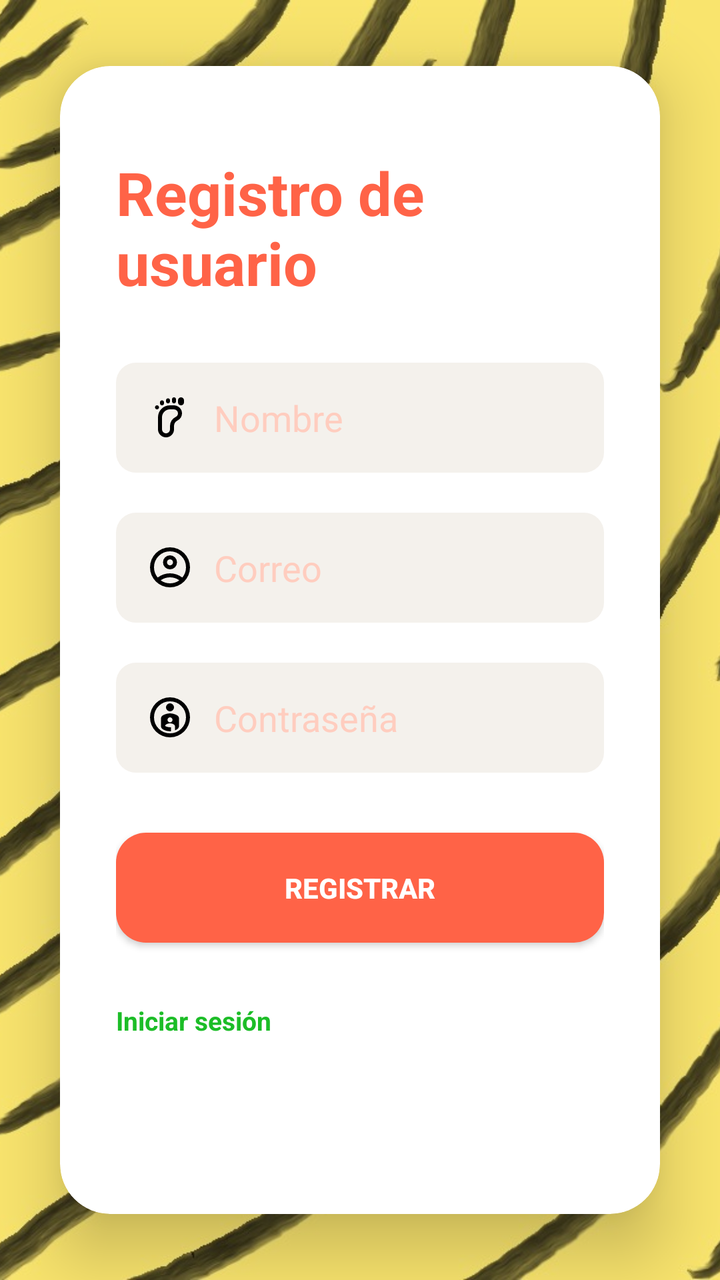
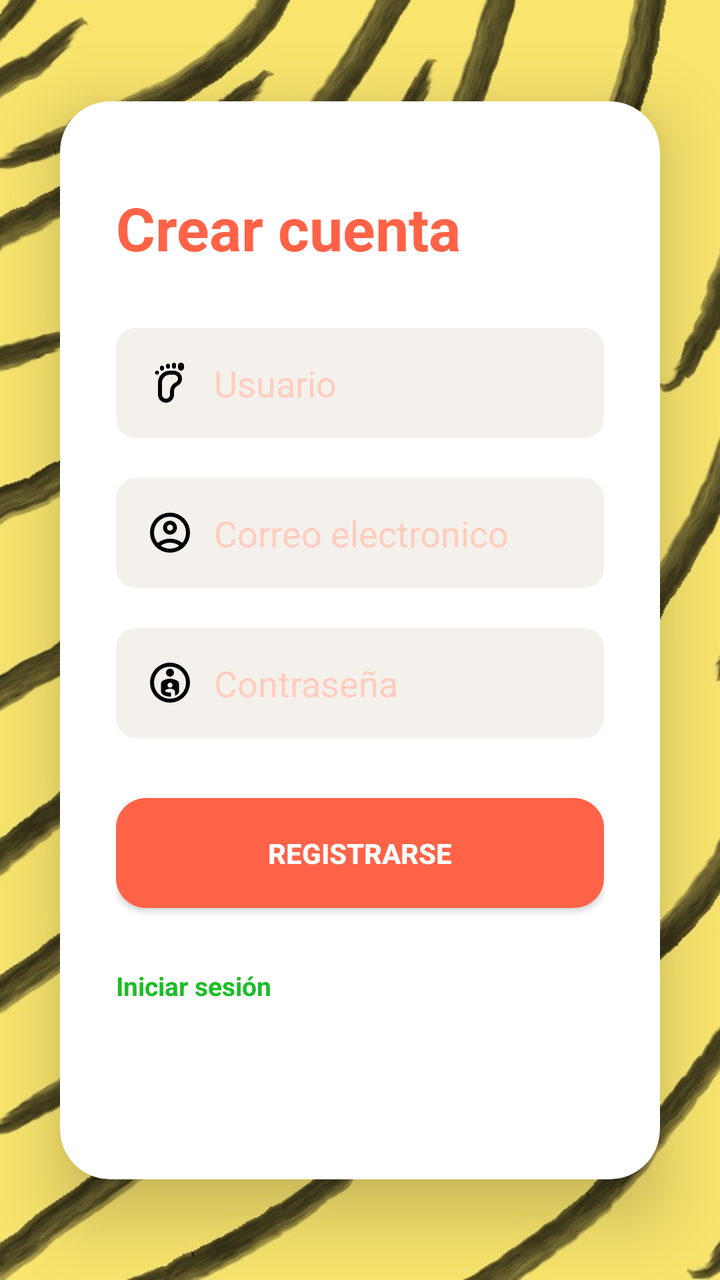

The first picture is an Android layout as it rendered before a commit; the second is the same layout after the commit. The layout source and the unified diff follow.
<!-- AndroidManifest.xml: application theme Theme.Actividad7_BasesDeDatos -->
<!-- res/layout/activity_registrar.xml -->
<?xml version="1.0" encoding="utf-8"?>
<androidx.constraintlayout.widget.ConstraintLayout xmlns:android="http://schemas.android.com/apk/res/android"
    xmlns:app="http://schemas.android.com/apk/res-auto"
    xmlns:tools="http://schemas.android.com/tools"
    android:id="@+id/main"
    android:layout_width="match_parent"
    android:layout_height="match_parent"
    tools:context=".RegistrarActivity">

    
    <ImageView
        android:id="@+id/imgFondo"
        android:layout_width="0dp"
        android:layout_height="0dp"
        android:src="@drawable/fondo_login"
        android:scaleType="centerCrop"
        app:layout_constraintBottom_toBottomOf="parent"
        app:layout_constraintEnd_toEndOf="parent"
        app:layout_constraintStart_toStartOf="parent"
        app:layout_constraintTop_toTopOf="parent" />

    <androidx.cardview.widget.CardView
        android:id="@+id/cardLogin"
        android:layout_width="0dp"
        android:layout_height="wrap_content"
        android:layout_margin="30dp"
        android:background="@color/white"
        app:cardCornerRadius="25dp"
        app:cardElevation="20dp"
        app:layout_constraintBottom_toBottomOf="parent"
        app:layout_constraintEnd_toEndOf="parent"
        app:layout_constraintStart_toStartOf="parent"
        app:layout_constraintTop_toTopOf="parent">

        <LinearLayout
            android:id="@+id/layoutContenido"
            android:layout_width="match_parent"
            android:layout_height="wrap_content"
            android:layout_gravity="center"
            android:orientation="vertical"
            android:padding="28dp" >

            
            <TextView
                android:id="@+id/tvTitulo"
                android:layout_width="wrap_content"
                android:layout_height="wrap_content"
                android:layout_marginTop="15dp"
                android:layout_marginBottom="30dp"
                android:text="Registro de usuario"
                android:textColor="#FF6347"
                android:textSize="30sp"
                android:textStyle="bold" />
            <EditText
                android:id="@+id/etNombre"
                android:layout_width="match_parent"
                android:layout_height="55dp"
                android:background="@drawable/bg_input"
                android:drawablePadding="10dp"
                android:drawableStart="@drawable/icononombre"
                android:hint="Nombre"
                android:inputType="textEmailAddress"
                android:paddingStart="15dp"
                android:paddingEnd="15dp"
                android:textColor="#333333"
                android:textColorHint="#FFCDBF" />
            <EditText
                android:id="@+id/etCorreo"
                android:layout_width="match_parent"
                android:layout_height="55dp"
                android:background="@drawable/bg_input"
                android:drawablePadding="10dp"
                android:drawableStart="@drawable/iconocorreo"
                android:hint="Correo"
                android:inputType="textEmailAddress"
                android:paddingStart="15dp"
                android:paddingEnd="15dp"
                android:textColor="#333333"
                android:textColorHint="#FFCDBF"
                android:layout_marginTop="20dp"/>
            <EditText
                android:id="@+id/etPass"
                android:layout_width="match_parent"
                android:layout_height="55dp"
                android:layout_marginTop="20dp"
                android:background="@drawable/bg_input"
                android:drawablePadding="10dp"
                android:drawableStart="@drawable/iconopass"
                android:hint="Contraseña"
                android:inputType="textPassword"
                android:paddingStart="15dp"
                android:paddingEnd="15dp"
                android:textColor="#333333"
                android:textColorHint="#FFCDBF" />

            <androidx.appcompat.widget.AppCompatButton
                android:id="@+id/btnRegistrar"
                android:layout_width="match_parent"
                android:layout_height="55dp"
                android:layout_marginTop="30dp"
                android:background="@drawable/bg_button"
                android:text="Registrar"
                android:textColor="#FFFFFF"
                android:textStyle="bold" />
            
            <TextView
                android:id="@+id/tvIniciarSesion"
                android:layout_width="wrap_content"
                android:layout_height="wrap_content"
                android:layout_marginTop="30dp"
                android:layout_marginBottom="60dp"
                android:text="Iniciar sesión"
                android:textColor="#1CBD27"
                android:textSize="13sp"
                android:textStyle="bold" />
        </LinearLayout>
    </androidx.cardview.widget.CardView>


</androidx.constraintlayout.widget.ConstraintLayout>
<!-- resources referenced by this layout -->
<resources>
  <color name="white">#FFFFFFFF</color>
  <!-- drawable bg_button (drawable) -->
  <?xml version="1.0" encoding="utf-8"?>
  <shape xmlns:android="http://schemas.android.com/apk/res/android">
      <solid android:color="#FF6347"/>
      <corners android:radius="15dp"/>
  </shape>
  <!-- drawable bg_input (drawable) -->
  <?xml version="1.0" encoding="utf-8"?>
  <shape xmlns:android="http://schemas.android.com/apk/res/android">
      
      <solid android:color="#F4F1EC"/>
      <corners android:radius="10dp"/>
  
  </shape>
  <!-- drawable iconocorreo (drawable) -->
  <vector xmlns:android="http://schemas.android.com/apk/res/android" android:height="24dp" android:tint="#000000" android:viewportHeight="960" android:viewportWidth="960" android:width="24dp">
        
      <path android:fillColor="@android:color/white" android:pathData="M234,684Q285,645 348,622.5Q411,600 480,600Q549,600 612,622.5Q675,645 726,684Q761,643 780.5,591Q800,539 800,480Q800,347 706.5,253.5Q613,160 480,160Q347,160 253.5,253.5Q160,347 160,480Q160,539 179.5,591Q199,643 234,684ZM380.5,479.5Q340,439 340,380Q340,321 380.5,280.5Q421,240 480,240Q539,240 579.5,280.5Q620,321 620,380Q620,439 579.5,479.5Q539,520 480,520Q421,520 380.5,479.5ZM480,880Q397,880 324,848.5Q251,817 197,763Q143,709 111.5,636Q80,563 80,480Q80,397 111.5,324Q143,251 197,197Q251,143 324,111.5Q397,80 480,80Q563,80 636,111.5Q709,143 763,197Q817,251 848.5,324Q880,397 880,480Q880,563 848.5,636Q817,709 763,763Q709,817 636,848.5Q563,880 480,880ZM580,784.5Q627,769 666,740Q627,711 580,695.5Q533,680 480,680Q427,680 380,695.5Q333,711 294,740Q333,769 380,784.5Q427,800 480,800Q533,800 580,784.5ZM523,423Q540,406 540,380Q540,354 523,337Q506,320 480,320Q454,320 437,337Q420,354 420,380Q420,406 437,423Q454,440 480,440Q506,440 523,423ZM480,380Q480,380 480,380Q480,380 480,380Q480,380 480,380Q480,380 480,380Q480,380 480,380Q480,380 480,380Q480,380 480,380Q480,380 480,380ZM480,740Q480,740 480,740Q480,740 480,740Q480,740 480,740Q480,740 480,740Q480,740 480,740Q480,740 480,740Q480,740 480,740Q480,740 480,740Z"/>
      
  </vector>
  <!-- drawable iconopass (drawable) -->
  <vector xmlns:android="http://schemas.android.com/apk/res/android" android:height="24dp" android:tint="#000000" android:viewportHeight="960" android:viewportWidth="960" android:width="24dp">
        
      <path android:fillColor="@android:color/white" android:pathData="M635.5,111.5Q708,143 762.5,197.5Q817,252 848.5,324.5Q880,397 880,479.5Q880,562 848.5,635Q817,708 762.5,762.5Q708,817 635.5,848.5Q563,880 480.5,880Q398,880 325,848.5Q252,817 197.5,762.5Q143,708 111.5,635Q80,562 80,479.5Q80,397 111.5,324.5Q143,252 197.5,197.5Q252,143 325,111.5Q398,80 480.5,80Q563,80 635.5,111.5ZM706.5,706.5Q800,613 800,480Q800,347 706.5,253.5Q613,160 480,160Q347,160 253.5,253.5Q160,347 160,480Q160,613 253.5,706.5Q347,800 480,800Q613,800 706.5,706.5ZM400,280Q400,313 423.5,336.5Q447,360 480,360Q513,360 536.5,336.5Q560,313 560,280Q560,247 536.5,223.5Q513,200 480,200Q447,200 423.5,223.5Q400,247 400,280ZM363.5,426Q300,452 300,500L300,660Q300,704 363,734Q426,764 500,758L500,678Q465,680 434,673Q403,666 380,652Q385,629 415,614.5Q445,600 480,600Q515,600 547.5,616Q580,632 580,658L580,740Q624,724 642,701.5Q660,679 660,660L660,500Q660,452 596.5,426Q533,400 480,400Q427,400 363.5,426ZM444.5,565.5Q430,551 430,530Q430,509 444.5,494.5Q459,480 480,480Q501,480 515.5,494.5Q530,509 530,530Q530,551 515.5,565.5Q501,580 480,580Q459,580 444.5,565.5ZM480,480Q480,480 480,480Q480,480 480,480Q480,480 480,480Q480,480 480,480Q480,480 480,480Q480,480 480,480Q480,480 480,480Q480,480 480,480Z"/>
      
  </vector>
  <style name="Theme.Actividad7_BasesDeDatos" parent="Base.Theme.Actividad7_BasesDeDatos" />
  <style name="Base.Theme.Actividad7_BasesDeDatos" parent="Theme.Material3.DayNight.NoActionBar">
          
          
      </style>
  <!-- unchanged entries left out for length: 2 -->
</resources>

<!-- the commit's change to res/layout/activity_registrar.xml (unified diff, before → after) -->
@@ -47,7 +47,7 @@
                 android:layout_height="wrap_content"
                 android:layout_marginTop="15dp"
                 android:layout_marginBottom="30dp"
-                android:text="Registro de usuario"
+                android:text="Crear cuenta"
                 android:textColor="#FF6347"
                 android:textSize="30sp"
                 android:textStyle="bold" />
@@ -58,7 +58,7 @@
                 android:background="@drawable/bg_input"
                 android:drawablePadding="10dp"
                 android:drawableStart="@drawable/icononombre"
-                android:hint="Nombre"
+                android:hint="Usuario"
                 android:inputType="textEmailAddress"
                 android:paddingStart="15dp"
                 android:paddingEnd="15dp"
@@ -71,7 +71,7 @@
                 android:background="@drawable/bg_input"
                 android:drawablePadding="10dp"
                 android:drawableStart="@drawable/iconocorreo"
-                android:hint="Correo"
+                android:hint="Correo electronico"
                 android:inputType="textEmailAddress"
                 android:paddingStart="15dp"
                 android:paddingEnd="15dp"
@@ -99,7 +99,7 @@
                 android:layout_height="55dp"
                 android:layout_marginTop="30dp"
                 android:background="@drawable/bg_button"
-                android:text="Registrar"
+                android:text="Registrarse"
                 android:textColor="#FFFFFF"
                 android:textStyle="bold" />
             
